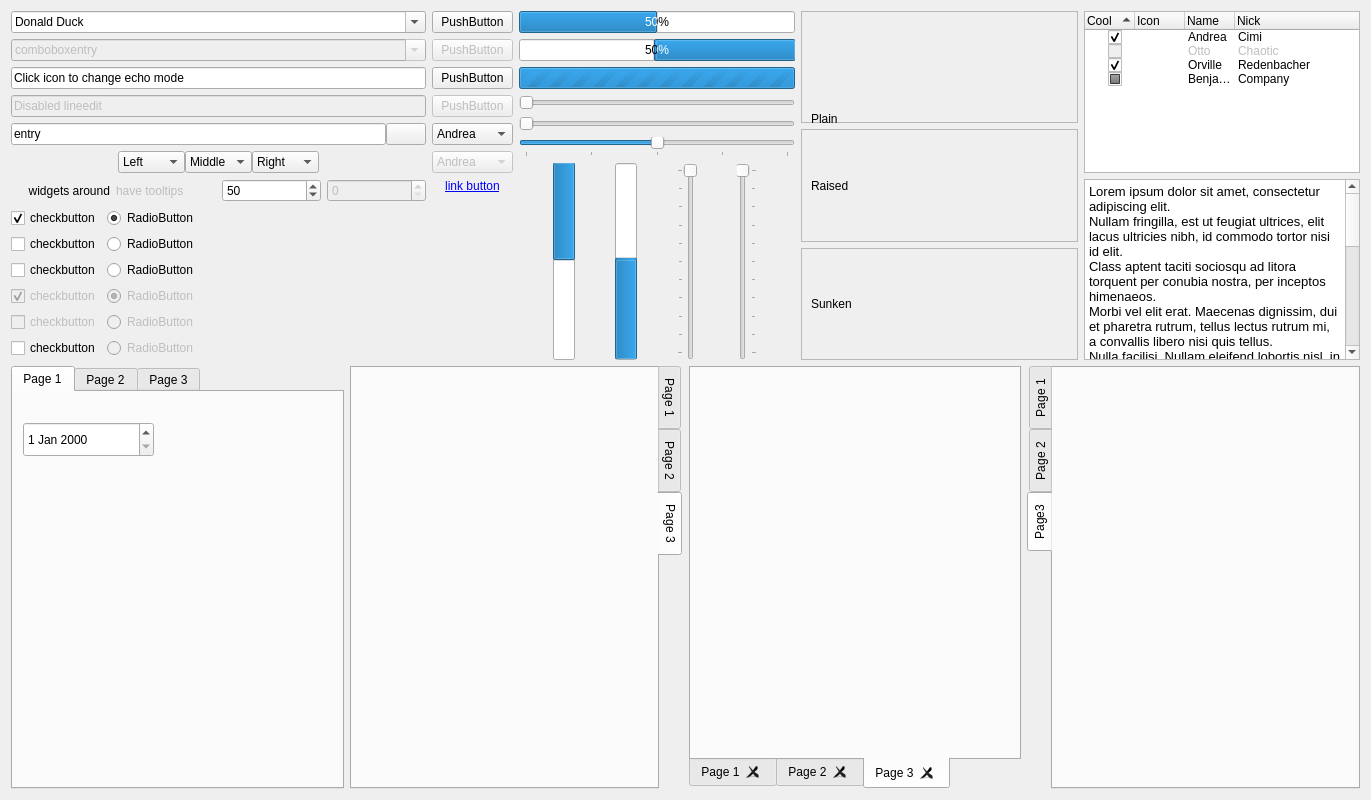
This is examples/lightly/widgetfactory.ui in AsakuraYui520/QLightlyStyle as Qt 5 draws it before an edit. The edited form follows.
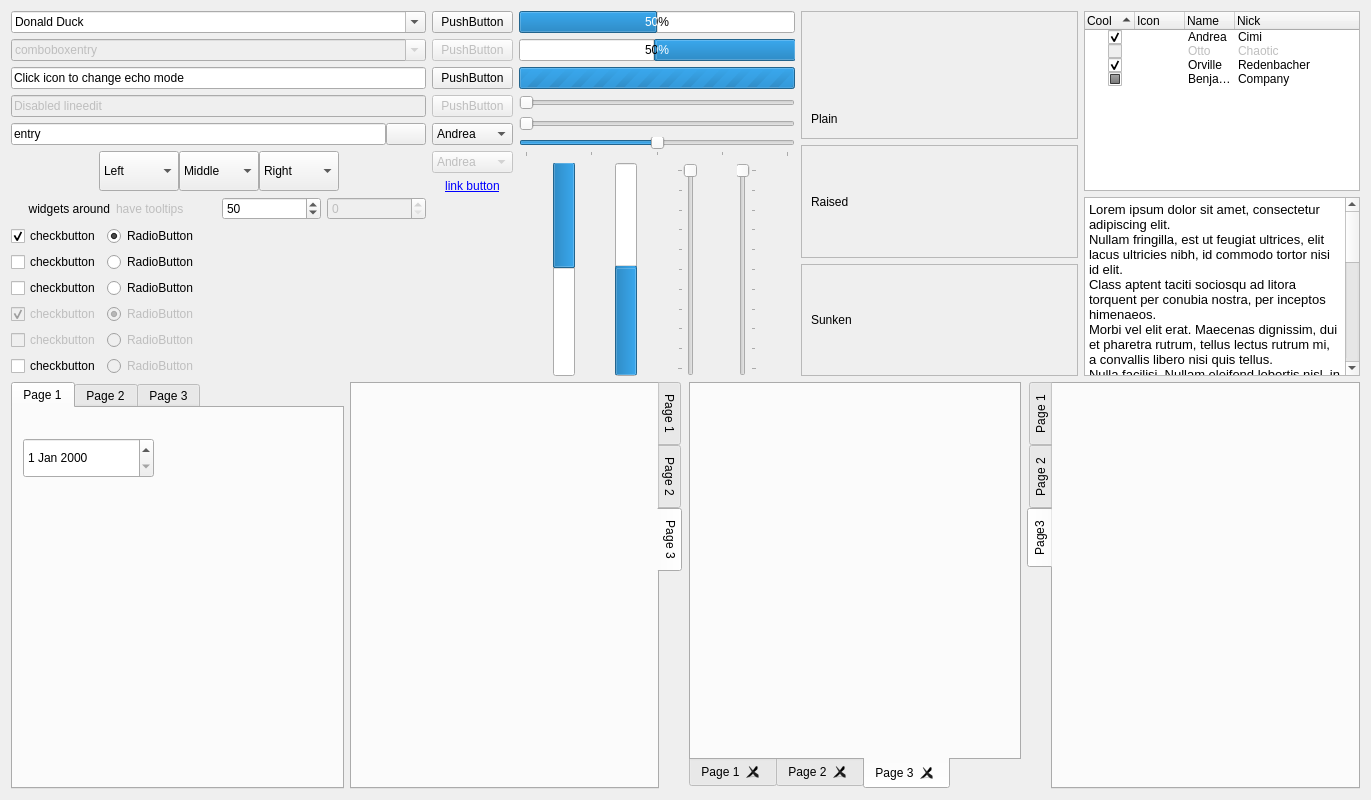
This is the edited form. Icons and pictures are not drawn.

What changed in the file:
```diff
--- a/examples/lightly/widgetfactory.ui
+++ b/examples/lightly/widgetfactory.ui
@@ -181,6 +181,12 @@
      </item>
      <item>
       <widget class="QComboBox" name="combobox1">
+       <property name="minimumSize">
+        <size>
+         <width>80</width>
+         <height>40</height>
+        </size>
+       </property>
        <property name="toolTip">
         <string>QComboBox</string>
        </property>
@@ -203,6 +209,12 @@
      </item>
      <item>
       <widget class="QComboBox" name="combobox2">
+       <property name="minimumSize">
+        <size>
+         <width>80</width>
+         <height>40</height>
+        </size>
+       </property>
        <property name="toolTip">
         <string>QComboBox</string>
        </property>
@@ -228,6 +240,12 @@
      </item>
      <item>
       <widget class="QComboBox" name="combobox3">
+       <property name="minimumSize">
+        <size>
+         <width>80</width>
+         <height>40</height>
+        </size>
+       </property>
        <property name="toolTip">
         <string>QComboBox</string>
        </property>
@@ -1045,7 +1063,7 @@
            <x>10</x>
            <y>30</y>
            <width>131</width>
-           <height>35</height>
+           <height>40</height>
           </rect>
          </property>
         </widget>
```
